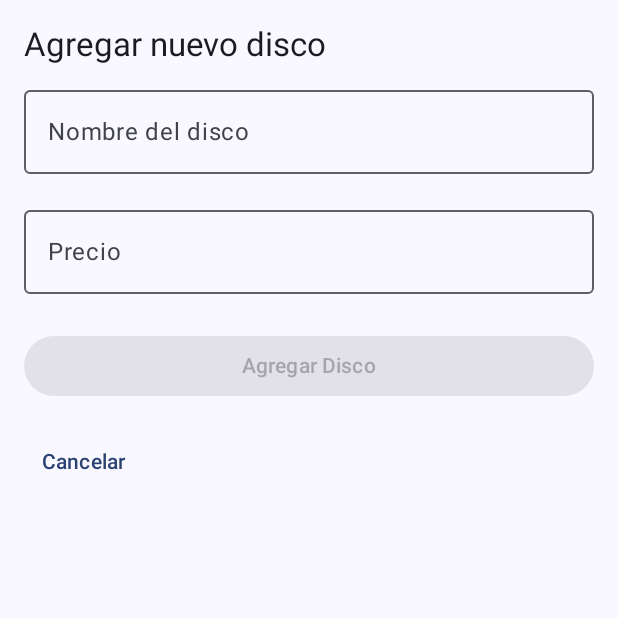
After one commit to Sakhura/resgitrosdiscos, an Android app built with Jetpack Compose: the composable AddProductScreen shown on its own in the app's theme, on a phone screen of 412 x 824 dp, the top half of it. The commit adds this screen. Run offline under Robolectric (Android 15) with nearby library versions, the phone set to English and light mode, and no system bars.

Commit message:
agregar producto

```diff
--- /dev/null
+++ b/app/src/main/java/com/sakhura/resgitrosdiscos/ui/theme/AddProductScreen.kt
@@ -0,0 +1,67 @@
+package com.sakhura.resgitrosdiscos.ui.theme
+
+import androidx.compose.foundation.layout.*
+import androidx.compose.material3.*
+import androidx.compose.runtime.*
+import androidx.compose.ui.Modifier
+import androidx.compose.ui.unit.dp
+import com.sakhura.resgitrosdiscos.R
+import com.sakhura.resgitrosdiscos.data.Product
+
+@Composable
+fun AddProductScreen(
+    onProductAdded: (Product) -> Unit,
+    onBack: () -> Unit
+) {
+    var name by remember { mutableStateOf("") }
+    var price by remember { mutableStateOf("") }
+
+    Column(
+        modifier = Modifier
+            .fillMaxSize()
+            .padding(16.dp)
+    ) {
+        Text("Agregar nuevo disco", style = MaterialTheme.typography.titleLarge)
+
+        OutlinedTextField(
+            value = name,
+            onValueChange = { name = it },
+            label = { Text("Nombre del disco") },
+            modifier = Modifier
+                .fillMaxWidth()
+                .padding(vertical = 8.dp)
+        )
+
+        OutlinedTextField(
+            value = price,
+            onValueChange = { price = it },
+            label = { Text("Precio") },
+            modifier = Modifier
+                .fillMaxWidth()
+                .padding(vertical = 8.dp)
+        )
+
+        Spacer(modifier = Modifier.height(16.dp))
+
+        Button(
+            onClick = {
+                val newProduct = Product(
+                    id = (0..9999).random(),
+                    name = name,
+                    price = price.toDouble(),
+                    imageResId = R.drawable.vinilo // imagen fija por ahora
+                )
+                onProductAdded(newProduct)
+                onBack()
+            },
+            enabled = name.isNotBlank() && price.isNotBlank(),
+            modifier = Modifier.fillMaxWidth()
+        ) {
+            Text("Agregar Disco")
+        }
+
+        TextButton(onClick = onBack, modifier = Modifier.padding(top = 16.dp)) {
+            Text("Cancelar")
+        }
+    }
+}
--- a/app/src/main/java/com/sakhura/resgitrosdiscos/ui/theme/ProductListScreen.kt
+++ b/app/src/main/java/com/sakhura/resgitrosdiscos/ui/theme/ProductListScreen.kt
@@ -18,6 +18,7 @@ fun ProductListScreen(
     products: List<Product>,
     onAddToCart: (Product) -> Unit,
     onGoToCart: () -> Unit,
+    onGoToAddProduct: () -> Unit,
     modifier: Modifier = Modifier
 ) {
     Column(
```
Also changed, not shown: app/src/main/java/com/sakhura/resgitrosdiscos/MainActivity.kt (+10 -6 lines).
